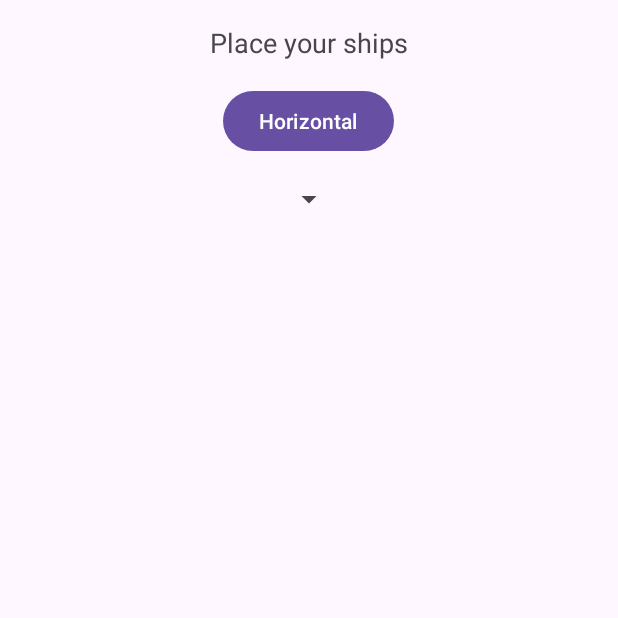
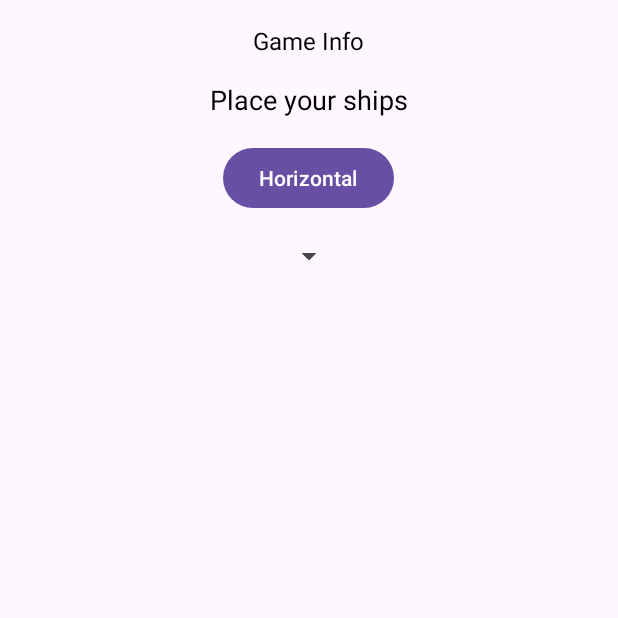
Before and after one commit to JosephByronLane/BattleShipGame, an Android app: the GameActivity screen opened directly, with no data from a screen before it, on a phone screen of 412 x 824 dp, the top half of it. Run offline under Robolectric (Android 15) with nearby library versions, the phone set to English and light mode, and no system bars; our stand-ins replace Firebase (no records; nobody signed in at launch, a user with empty details on screens opened directly); 1 statement that could not run was skipped.

Commit message:
Cambios versión 2, esperemos que ya funcione

```diff
--- a/app/src/main/res/layout/activity_game.xml
+++ b/app/src/main/res/layout/activity_game.xml
@@ -6,13 +6,26 @@
     tools:context=".GameActivity">
 
     <TextView
+        android:id="@+id/gameInfoTextView"
+        android:layout_width="wrap_content"
+        android:layout_height="wrap_content"
+        android:layout_alignParentTop="true"
+        android:layout_centerHorizontal="true"
+        android:text="Game Info"
+        android:textSize="16sp"
+        android:textColor="@android:color/black"
+        android:layout_marginTop="16dp" />
+
+    <TextView
         android:id="@+id/statusTextView"
         android:layout_width="wrap_content"
         android:layout_height="wrap_content"
+        android:layout_below="@id/gameInfoTextView"
         android:layout_centerHorizontal="true"
         android:layout_marginTop="16dp"
         android:text="Place your ships"
-        android:textSize="18sp"/>
+        android:textSize="18sp"
+        android:textColor="@android:color/black" />
 
     <Button
         android:id="@+id/orientationToggle"
@@ -21,7 +34,7 @@
         android:layout_below="@id/statusTextView"
         android:layout_marginTop="16dp"
         android:layout_centerHorizontal="true"
-        android:text="Horizontal"/>
+        android:text="Horizontal" />
 
     <Spinner
         android:id="@+id/shipSizeSpinner"
@@ -29,7 +42,7 @@
         android:layout_height="wrap_content"
         android:layout_below="@id/orientationToggle"
         android:layout_marginTop="16dp"
-        android:layout_centerHorizontal="true"/>
+        android:layout_centerHorizontal="true" />
 
     <GridLayout
         android:id="@+id/gridLayout"
```
Also changed, not shown: app/src/main/java/com/example/battleshipgame/GameActivity.kt (+45 -0 lines).
